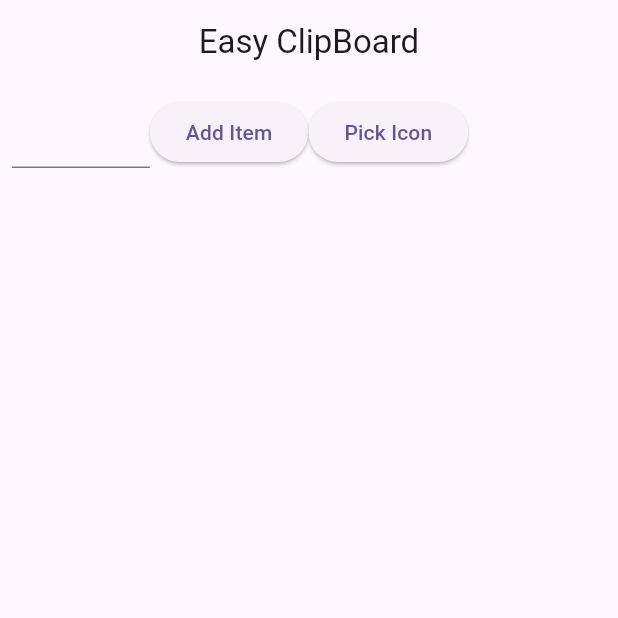
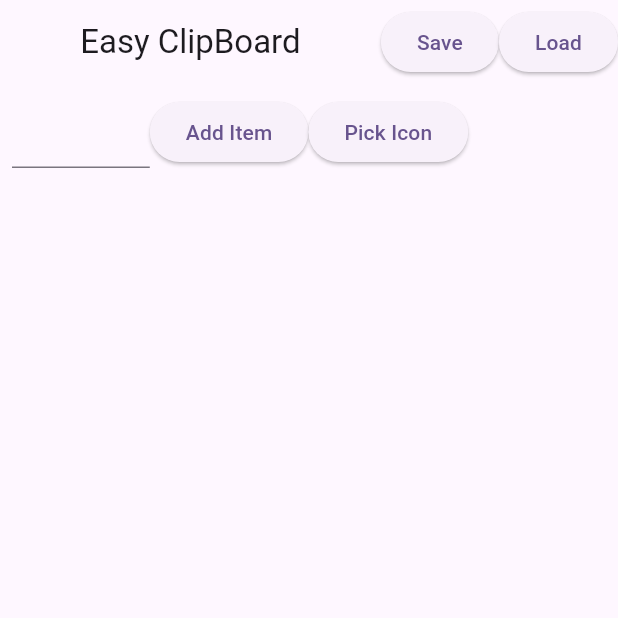
Before and after one commit to mhussin2008/easy_clipboard, a Flutter app: the screen it shows after launch, on a phone screen of 412 x 824 dp, the top half of it. Run offline on Flutter 3.47's test engine with Material 3 defaults, Android fonts, the phone set to English and light mode, and no system bars; our stand-ins replace shared_preferences; missing offline and left inert: flutter_iconpicker.

Commit message:
started to woork

```diff
--- a/lib/dataFile.dart
+++ b/lib/dataFile.dart
@@ -7,7 +7,6 @@ class ItemData{
 
   ItemData(this.caption, this.link, this.icon);
 
-
 }
 
 List<ItemData> Items=<ItemData>[];
--- a/lib/mainScreen.dart
+++ b/lib/mainScreen.dart
@@ -1,6 +1,7 @@
 import 'package:flutter/material.dart';
 import 'package:flutter/services.dart';
 import 'package:flutter_iconpicker/flutter_iconpicker.dart';
+import 'package:shared_preferences/shared_preferences.dart';
 import 'dataFile.dart';
 
 
@@ -17,9 +18,62 @@ class _MainScreenState extends State<MainScreen> {
   @override
   Widget build(BuildContext context) {
 
+  BoxDecoration deco=BoxDecoration(
+  color: Colors.cyan,
+  borderRadius: BorderRadius.only(
+    topLeft: Radius.elliptical(20, 10),
+    bottomRight: Radius.elliptical(10, 20),
+  ),
+  border: Border.all(
+    color: Colors.black,
+    width: 3.0,
+  ),
+);
+
     return  Scaffold(
-      appBar: AppBar(
-        title: Center(child: const Text('Easy ClipBoard')),
+      appBar: AppBar(title: Center(child: const Text('Easy ClipBoard')),
+        actions:
+
+           [
+          ElevatedButton(
+          onPressed: () async{
+            SharedPreferences sp=await SharedPreferences.getInstance();
+
+            var captions=Items.map((e) => e.caption).toList();
+            var links=Items.map((e) => e.link).toList();
+            var icons=Items.map((e) => e.icon.toString()).toList();
+
+            await sp.setStringList('captions', captions);
+            await sp.setStringList('links', links);
+            await sp.setStringList('icons', icons);
+
+          },
+          child: Text('Save'),
+        ),
+
+          ElevatedButton(
+            onPressed: () async{
+              SharedPreferences sp=await SharedPreferences.getInstance();
+
+              var captions= await sp.getStringList('captions') ;
+              var links=await sp.getStringList('links') ;
+              var icons=await sp.getStringList('icons') ;
+
+              Items.clear();
+              if(captions !=null){
+              for(int i=0;i<captions.length;i++){
+                print(icons![i]);
+                Items.add(ItemData(captions[i], links![i],
+                    Icons.add)
+                );
+                setState(() {
+
+                });
+              }}
+
+            },
+            child: Text('Load'),
+          )],
       ),
       body: Center(
         child: Column(
@@ -68,42 +122,18 @@ class _MainScreenState extends State<MainScreen> {
                   mainAxisAlignment: MainAxisAlignment.spaceEvenly,
                   children: [
                     Container(
-                  width: 150.0,
+                  //width: 150.0,
                       //height: 100.0,
-                      decoration: BoxDecoration(
-                        color: Colors.cyan,
-                        borderRadius: BorderRadius.only(
-                          topLeft: Radius.elliptical(20, 10),
-                          bottomRight: Radius.elliptical(10, 20),
-                        ),
-                        border: Border.all(
-                          color: Colors.black,
-                          width: 3.0,
-                        ),
-                      ),
-                  child: Center(
-                    child: Text(e.caption
-                                    ),
-                  ),
+                      decoration:deco,
+                  child: Text(e.caption
+                                  ),
                     ),
 
                 Container(
                   //width: 150.0,
                   //height: 100.0,
-                  decoration: BoxDecoration(
-                    color: Colors.cyan,
-                    borderRadius: BorderRadius.only(
-                      topLeft: Radius.elliptical(20, 10),
-                      bottomRight: Radius.elliptical(10, 20),
-                    ),
-                    border: Border.all(
-                      color: Colors.black,
-                      width: 3.0,
-                    ),
-                  ),
-                  child: Center(
-                    child: Text(e.link
-                    ),
+                  decoration: deco,
+                  child: Text(e.link
                   ),
                 ),
 
```
